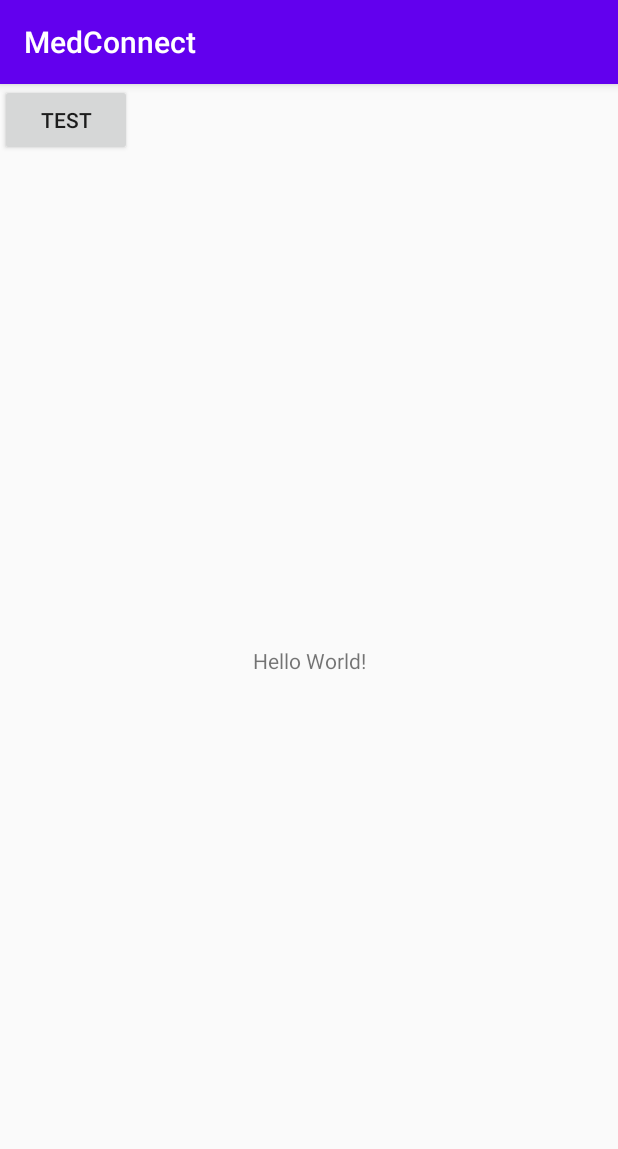
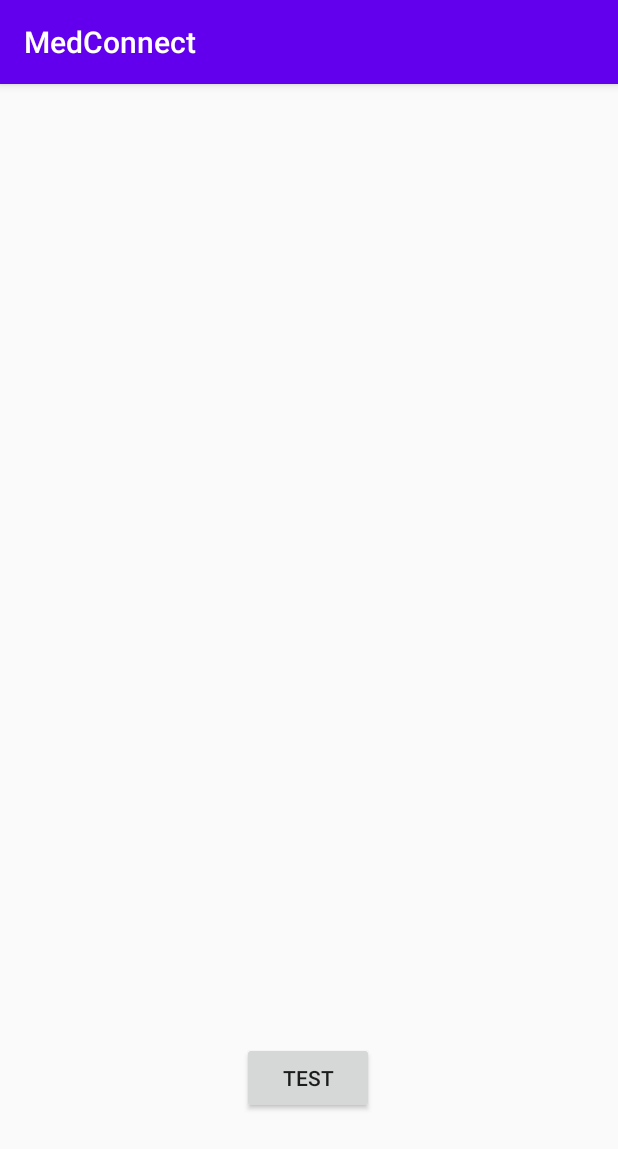
Before and after one commit to shobhi1310/MedConnect, an Android app: the screen it shows after launch (MainActivity), on a phone screen of 412 x 824 dp. Shown: the top 1149 px of the screen. Run offline under Robolectric (Android 15) with nearby library versions, the phone set to English and light mode, and no system bars.

Commit message:
some minor adjustments

```diff
--- a/app/src/main/res/layout/activity_main.xml
+++ b/app/src/main/res/layout/activity_main.xml
@@ -6,21 +6,16 @@
     android:layout_height="match_parent"
     tools:context=".MainActivity">
 
-    <TextView
-        android:layout_width="wrap_content"
-        android:layout_height="wrap_content"
-        android:text="Hello World!"
-        app:layout_constraintBottom_toBottomOf="parent"
-        app:layout_constraintLeft_toLeftOf="parent"
-        app:layout_constraintRight_toRightOf="parent"
-        app:layout_constraintTop_toTopOf="parent" />
-
     <Button
         android:id="@+id/test"
         android:layout_width="wrap_content"
         android:layout_height="wrap_content"
         android:text="test"
-        tools:layout_editor_absoluteX="168dp"
-        tools:layout_editor_absoluteY="574dp" />
+        app:layout_constraintBottom_toBottomOf="parent"
+        app:layout_constraintEnd_toEndOf="parent"
+        app:layout_constraintHorizontal_bias="0.498"
+        app:layout_constraintStart_toStartOf="parent"
+        app:layout_constraintTop_toTopOf="parent"
+        app:layout_constraintVertical_bias="0.887" />
 
 </androidx.constraintlayout.widget.ConstraintLayout>
```
Also changed, not shown: app/src/main/res/layout/activity_customer_home_page.xml (+29 -28 lines).
